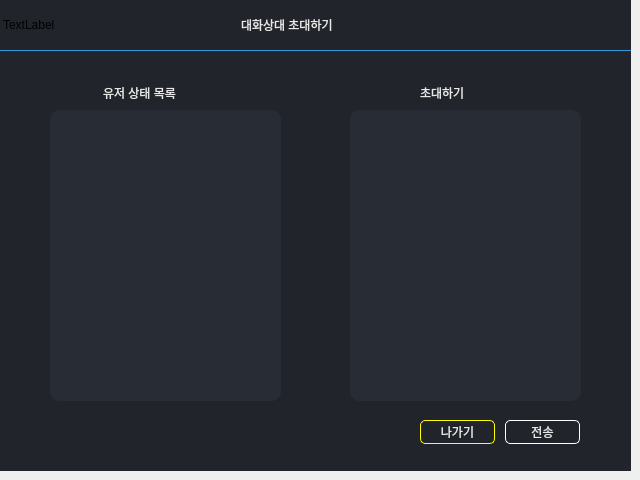
Above: chatmemberadd.ui from EluonBit2Team/Client before the change. Below: the same form after it.
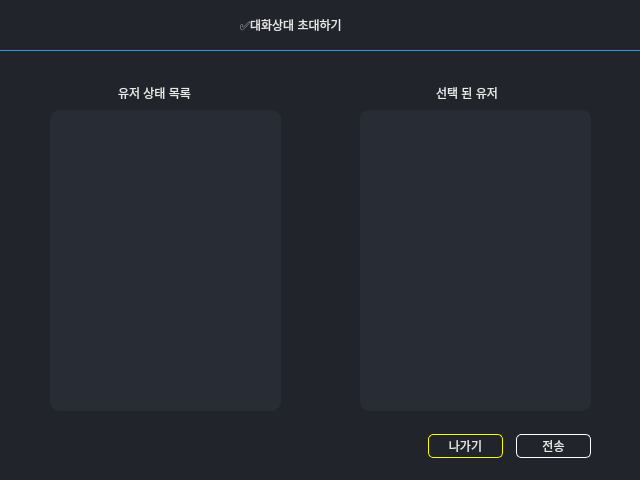
That is the form after the change. Icons and pictures are not drawn.

What changed in the file:
```diff
--- a/chatmemberadd.ui
+++ b/chatmemberadd.ui
@@ -14,7 +14,17 @@
    <string>Dialog</string>
   </property>
   <property name="styleSheet">
-   <string notr="true">QPushButton#dialog_btn_exit {
+   <string notr="true">QPushButton#dialog_btn_insert {
+    border-style: solid;
+    border-color: rgb(255, 255, 255);
+}
+
+QPushButton#dialog_btn_delete {
+    border-style: solid;
+	border-color: rgb(255, 255, 255);
+}
+
+QPushButton#dialog_btn_exit {
     border-style: solid;
     border-width: 1px;
     border-color: rgb(255, 255, 255);
@@ -55,8 +65,8 @@
     <rect>
      <x>0</x>
      <y>0</y>
-     <width>631</width>
-     <height>471</height>
+     <width>641</width>
+     <height>481</height>
     </rect>
    </property>
    <property name="styleSheet">
@@ -71,7 +81,7 @@
     <rect>
      <x>0</x>
      <y>0</y>
-     <width>631</width>
+     <width>641</width>
      <height>51</height>
     </rect>
    </property>
@@ -80,15 +90,15 @@
 border-bottom: 1px solid #3498db;</string>
    </property>
    <property name="text">
-    <string>TextLabel</string>
+    <string/>
    </property>
   </widget>
   <widget class="QLabel" name="dialog_label_title">
    <property name="geometry">
     <rect>
-     <x>241</x>
+     <x>240</x>
      <y>14</y>
-     <width>161</width>
+     <width>151</width>
      <height>21</height>
     </rect>
    </property>
@@ -97,7 +107,7 @@
 color: rgb(232, 232, 232);</string>
    </property>
    <property name="text">
-    <string>대화상대 초대하기</string>
+    <string>✅대화상대 초대하기</string>
    </property>
   </widget>
   <widget class="QListView" name="dialog_listview_left">
@@ -106,38 +116,39 @@
      <x>50</x>
      <y>110</y>
      <width>231</width>
-     <height>291</height>
+     <height>301</height>
     </rect>
    </property>
    <property name="styleSheet">
     <string notr="true">background-color: rgb(40, 44, 52);
 border-radius: 10px;
-
-</string>
+font: 9pt &quot;맑은 고딕&quot;;
+color: rgb(255, 255, 255);</string>
    </property>
   </widget>
   <widget class="QListView" name="dialog_listview_right">
    <property name="geometry">
     <rect>
-     <x>350</x>
+     <x>360</x>
      <y>110</y>
      <width>231</width>
-     <height>291</height>
+     <height>301</height>
     </rect>
    </property>
    <property name="styleSheet">
     <string notr="true">background-color: rgb(40, 44, 52);
 border-radius: 10px;
 
-</string>
+font: 9pt &quot;맑은 고딕&quot;;
+color: rgb(255, 255, 255);</string>
    </property>
   </widget>
   <widget class="QLabel" name="dialog_label_lefttitle">
    <property name="geometry">
     <rect>
-     <x>103</x>
+     <x>118</x>
      <y>82</y>
-     <width>131</width>
+     <width>91</width>
      <height>21</height>
     </rect>
    </property>
@@ -152,7 +163,7 @@
   <widget class="QLabel" name="dialog_label_righttitle">
    <property name="geometry">
     <rect>
-     <x>420</x>
+     <x>436</x>
      <y>82</y>
      <width>81</width>
      <height>21</height>
@@ -163,32 +174,14 @@
 color: rgb(232, 232, 232);</string>
    </property>
    <property name="text">
-    <string>초대하기</string>
-   </property>
-  </widget>
-  <widget class="QLabel" name="dialog_label_center">
-   <property name="geometry">
-    <rect>
-     <x>290</x>
-     <y>140</y>
-     <width>48</width>
-     <height>16</height>
-    </rect>
-   </property>
-   <property name="styleSheet">
-    <string notr="true">background-image: url(:/images/images/images/right.png);
-background-repeat: no-repeat;
-background-position: center;</string>
-   </property>
-   <property name="text">
-    <string/>
+    <string>선택 된 유저</string>
    </property>
   </widget>
   <widget class="QPushButton" name="dialog_btn_send">
    <property name="geometry">
     <rect>
-     <x>505</x>
-     <y>420</y>
+     <x>516</x>
+     <y>434</y>
      <width>75</width>
      <height>24</height>
     </rect>
@@ -224,8 +217,8 @@
   <widget class="QPushButton" name="dialog_btn_exit">
    <property name="geometry">
     <rect>
-     <x>420</x>
-     <y>420</y>
+     <x>428</x>
+     <y>434</y>
      <width>75</width>
      <height>24</height>
     </rect>
```
Left out of the diff: 54 changed lines with no effect on the pictures.
